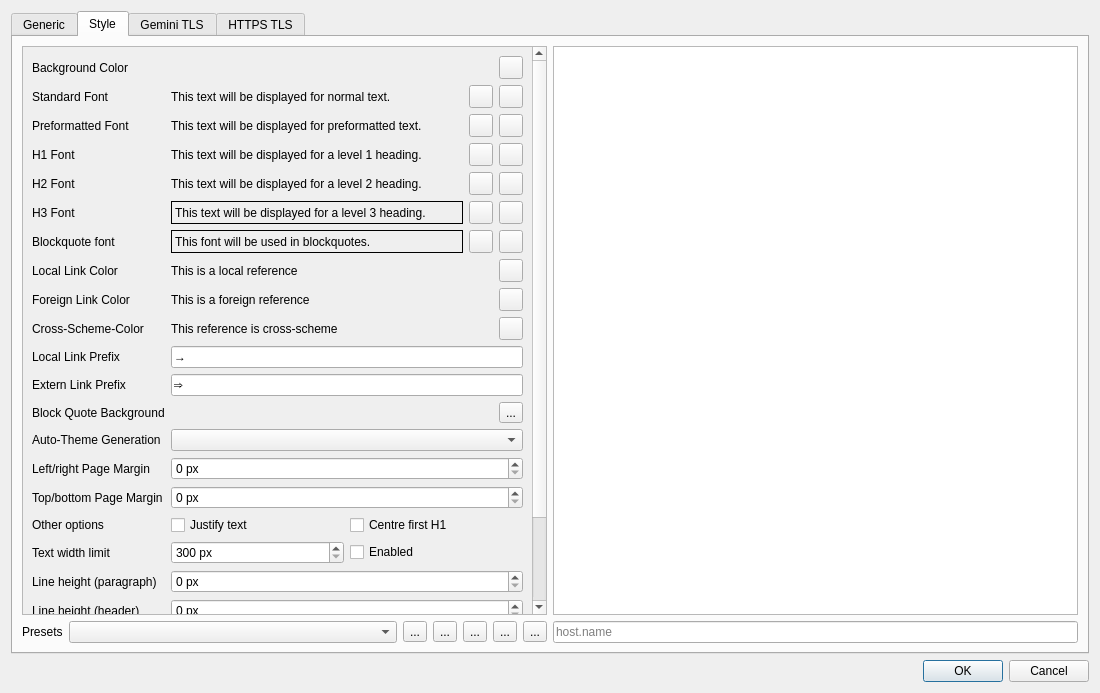
First picture: the form in src/dialogs/settingsdialog.ui, repository ikskuh/kristall, before the edit.
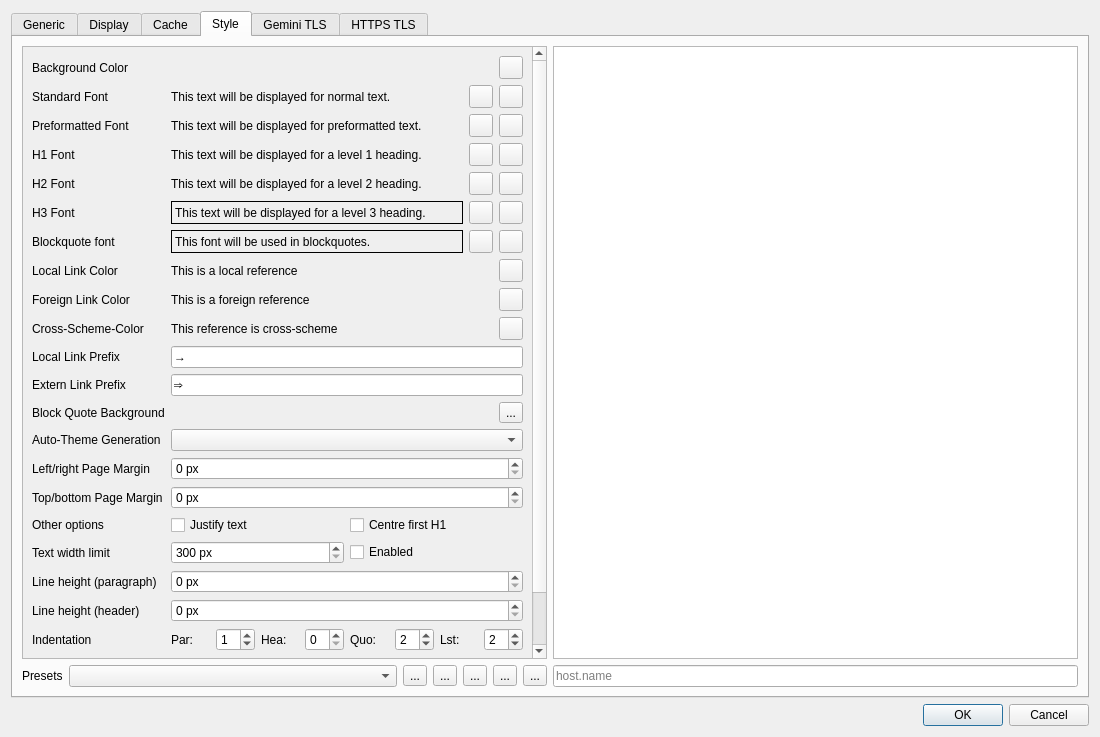
Second picture: the form after the edit. The open tabs and pages were chosen to show the change. Icons and pictures are not drawn. Custom widgets are drawn as their Qt base class.

Commit message: Starts cleaning up the settings UI a bit.

```diff
--- a/src/dialogs/settingsdialog.ui
+++ b/src/dialogs/settingsdialog.ui
@@ -7,7 +7,7 @@
     <x>0</x>
     <y>0</y>
     <width>1100</width>
-    <height>650</height>
+    <height>737</height>
    </rect>
   </property>
   <property name="windowTitle">
@@ -504,7 +504,19 @@
          </item>
         </layout>
        </item>
-       <item row="19" column="0">
+      </layout>
+     </widget>
+     <widget class="QWidget" name="display_tab">
+      <attribute name="title">
+       <string>Display</string>
+      </attribute>
+     </widget>
+     <widget class="QWidget" name="cache_tab">
+      <attribute name="title">
+       <string>Cache</string>
+      </attribute>
+      <layout class="QFormLayout" name="formLayout_2">
+       <item row="0" column="0">
         <widget class="QLabel" name="label_30">
          <property name="text">
           <string>Total cache size limit</string>
@@ -616,8 +628,8 @@
              <rect>
               <x>0</x>
               <y>0</y>
-              <width>510</width>
-              <height>767</height>
+              <width>530</width>
+              <height>712</height>
              </rect>
             </property>
             <layout class="QFormLayout" name="style_scroll_layout">
@@ -1213,7 +1225,7 @@
                 <number>0</number>
                </property>
                <property name="maximum">
-                <double>30</double>
+                <double>30.000000000000000</double>
                </property>
               </widget>
              </item>
```
Left out of the diff: 193 changed lines with no effect on the pictures. The commit also changes 1 other file.
